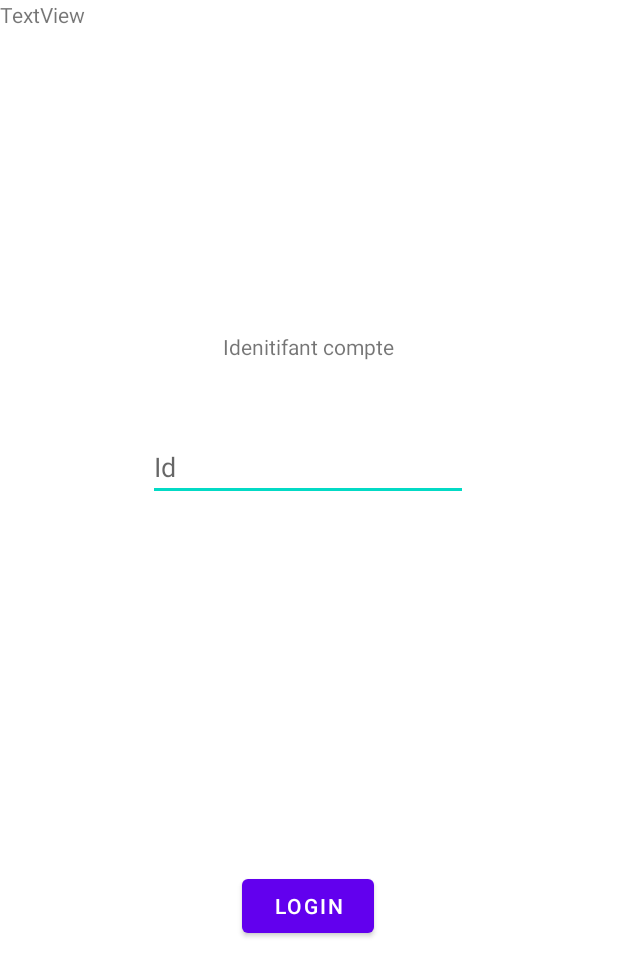
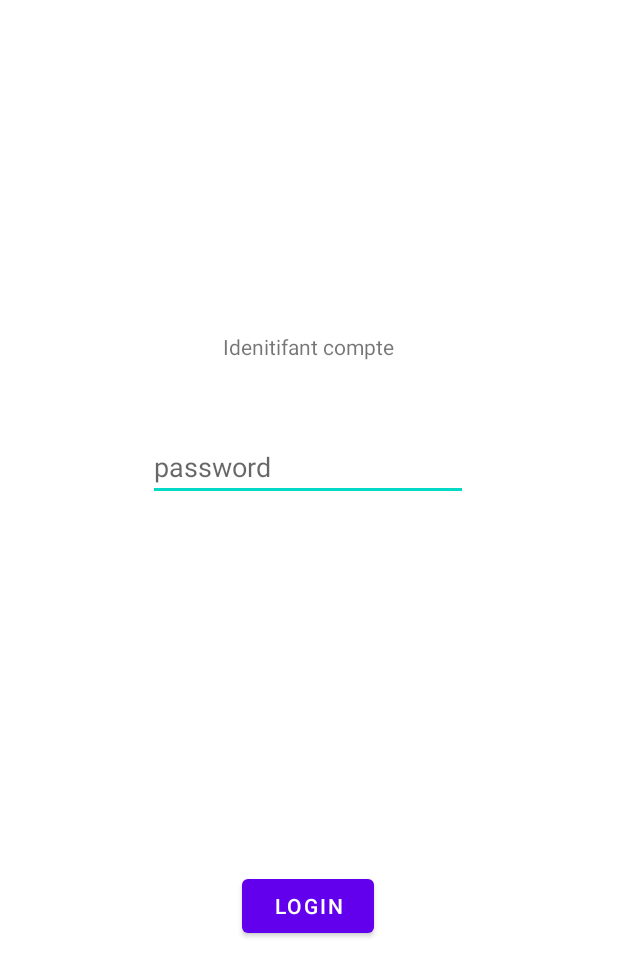
Before and after one commit to grimefr/MobileAppFrancoisGrimeIOS2, an Android app: the screen it shows after launch (MainActivity), on a phone screen of 412 x 824 dp. Shown: the top 976 px of the screen. Run offline under Robolectric (Android 15) with nearby library versions, the phone set to English and light mode, and no system bars; our stand-ins replace Room's generated code; libraries missing offline, so code that uses them is left out: net.sqlcipher.database; 7 statements that could not run were skipped.

```diff
--- a/app/src/main/java/com/example/mybankapplication/SecondFragment.kt
+++ b/app/src/main/java/com/example/mybankapplication/SecondFragment.kt
@@ -24,6 +24,7 @@ class SecondFragment : Fragment() {
     override fun onViewCreated(view: View, savedInstanceState: Bundle?) {
         super.onViewCreated(view, savedInstanceState)
 
+
         view.findViewById<Button>(R.id.button_disconnect).setOnClickListener {
             findNavController().navigate(R.id.action_SecondFragment_to_FirstFragment)
         }
--- a/app/src/main/res/layout/activity_main.xml
+++ b/app/src/main/res/layout/activity_main.xml
@@ -13,11 +13,6 @@
 
     <include layout="@layout/content_main" />
 
-    <TextView
-        android:id="@+id/textView"
-        android:layout_width="wrap_content"
-        android:layout_height="wrap_content"
-        android:text="TextView" />
 
 
 </androidx.coordinatorlayout.widget.CoordinatorLayout>
--- a/app/src/main/res/layout/fragment_first.xml
+++ b/app/src/main/res/layout/fragment_first.xml
@@ -18,7 +18,7 @@
         app:layout_constraintStart_toStartOf="parent" />
 
     <TextView
-        android:id="@+id/text_id_compte"
+        android:id="@+id/text_password_compte"
         android:layout_width="wrap_content"
         android:layout_height="wrap_content"
         android:layout_marginStart="177dp"
@@ -33,7 +33,7 @@
         app:layout_constraintTop_toTopOf="parent" />
 
     <EditText
-        android:id="@+id/username"
+        android:id="@+id/password"
         android:layout_width="wrap_content"
         android:layout_height="wrap_content"
         android:layout_marginStart="100dp"
@@ -42,10 +42,10 @@
         android:layout_marginEnd="101dp"
         android:layout_marginRight="101dp"
         android:ems="10"
-        android:hint="@string/username"
+        android:hint="@string/password"
         android:inputType="textFilter|textPersonName"
         app:layout_constraintEnd_toEndOf="parent"
         app:layout_constraintStart_toStartOf="parent"
-        app:layout_constraintTop_toBottomOf="@+id/text_id_compte" />
+        app:layout_constraintTop_toBottomOf="@+id/text_password_compte" />
 
 </androidx.constraintlayout.widget.ConstraintLayout>
--- a/app/src/main/res/values/strings.xml
+++ b/app/src/main/res/values/strings.xml
@@ -11,4 +11,5 @@
     <string name="button_disconnect">Disconnect</string>
     <string name="button_refresh">Refresh</string>
     <string name="listview">listview</string>
+    <string name="password">password</string>
 </resources>
```
Also changed, not shown: app/src/main/java/com/example/mybankapplication/FirstFragment.kt (+18 -7 lines), app/src/main/java/com/example/mybankapplication/MainActivity.kt (+10 -72 lines), 1 other file.
